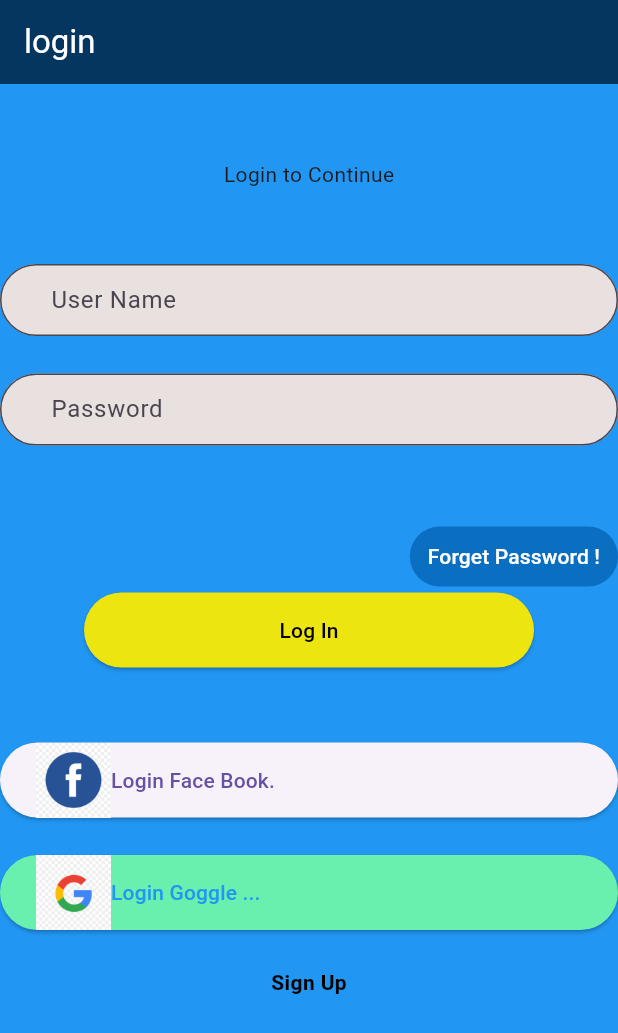
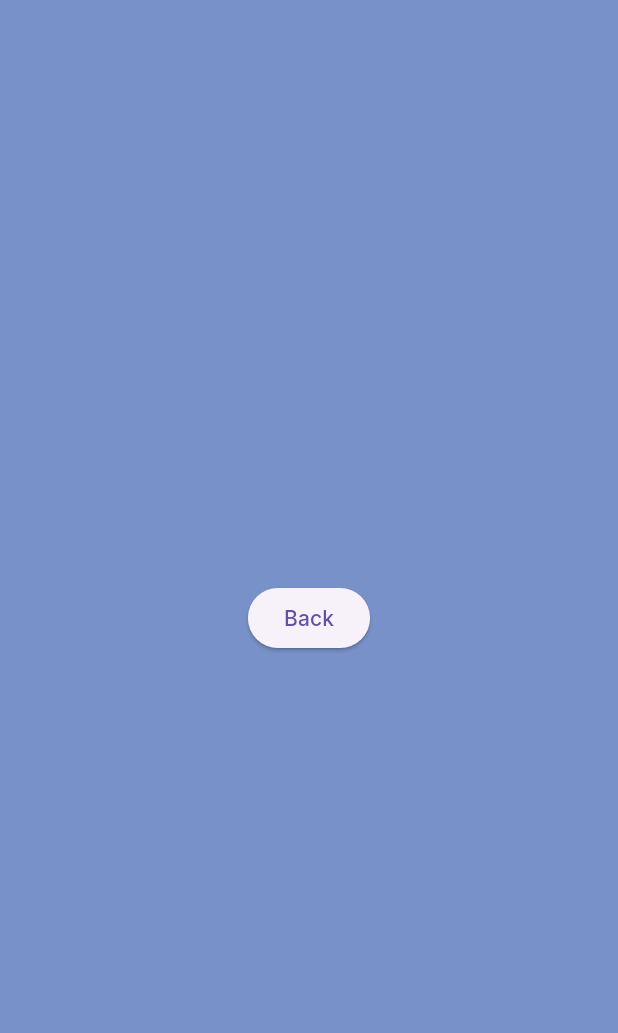
Before and after one commit to hadighoreishi/login_page, a Flutter app: the screen it shows after launch, after a tap on "Log In", on a phone screen of 412 x 824 dp. Shown: the top 1033 px of the screen. Run offline on Flutter 3.47's test engine with Material 3 defaults, Android fonts, the phone set to English and light mode, and no system bars.

Commit message:
add route & home page

```diff
--- a/lib/login_page.dart
+++ /dev/null
@@ -1,141 +0,0 @@
-import 'package:flutter/material.dart';
-
-class Login_page extends StatelessWidget {
-  Login_page({super.key});
-
-  @override
-  Widget build(BuildContext context) {
-    return Scaffold(
-      backgroundColor: Colors.blue,
-      appBar: AppBar(
-        backgroundColor: const Color.fromARGB(255, 4, 54, 96),
-        title: Text(
-          "login",
-          style: TextStyle(color: Colors.white),
-        ),
-      ),
-      // set colum widget in the center of screen
-
-      body: Center(
-        child: Column(
-          mainAxisAlignment: MainAxisAlignment.start,
-          children: [
-            SizedBox(
-              width: 50,
-              height: 50,
-            ),
-            Text('Login to Continue'),
-            SizedBox(
-              width: 50,
-              height: 50,
-            ),
-            TextField(
-              decoration: InputDecoration(
-                hintText: 'User Name',
-                border: OutlineInputBorder(
-                  borderSide: BorderSide(color: Colors.white),
-                  borderRadius: BorderRadius.all(Radius.circular(50)),
-                ),
-                filled: true,
-                fillColor: const Color.fromARGB(255, 233, 224, 224),
-                contentPadding:
-                    EdgeInsets.symmetric(horizontal: 30), // shift text right
-              ),
-            ),
-            SizedBox(
-              width: 50,
-              height: 25,
-            ),
-            TextField(
-              decoration: InputDecoration(
-                  hintText: 'Password',
-                  border: OutlineInputBorder(
-                    borderSide: BorderSide(color: Colors.white),
-                    borderRadius: BorderRadius.all(Radius.circular(50)),
-                  ),
-                  filled: true,
-                  fillColor: Color.fromARGB(255, 233, 224, 224),
-                  contentPadding: EdgeInsets.symmetric(horizontal: 30)),
-            ),
-            SizedBox(
-              width: 50,
-              height: 50,
-            ),
-            Align(
-              alignment: Alignment.centerRight,
-              child: TextButton(
-                onPressed: () {},
-                style: TextButton.styleFrom(
-                  foregroundColor: Colors.white,
-                  backgroundColor: const Color.fromARGB(255, 11, 111, 193),
-                ),
-                child: Text('Forget Password !'),
-              ),
-            ),
-            SizedBox(
-              width: 300,
-              height: 50,
-              child: ElevatedButton(
-                onPressed: () {
-                  debugPrint('elevator ');
-                },
-                style: ElevatedButton.styleFrom(
-                    backgroundColor: const Color.fromARGB(255, 237, 229, 16),
-                    iconColor: Colors.black
-                    // Set the background color to light blue
-                    ),
-                child: const Text(
-                  "Log In",
-                  style: TextStyle(color: Colors.black),
-                ),
-              ),
-            ),
-            SizedBox(
-              width: 50,
-              height: 50,
-            ),
-            ElevatedButton(
-              onPressed: () {},
-              child: Row(
-                children: [
-                  Image.asset(
-                    'assets/images/facebook.png',
-                    width: 50,
-                    height: 50,
-                  ),
-                  Text('Login Face Book.')
-                ],
-              ),
-            ),
-            SizedBox(
-              height: 25,
-            ),
-            ElevatedButton(
-              style: ElevatedButton.styleFrom(
-                backgroundColor: Colors.greenAccent,
-                foregroundColor: Colors.blue,
-              ),
-              onPressed: () {},
-              child: Row(
-                children: [
-                  Image.asset(
-                    'assets/images/google.png',
-                    width: 50,
-                    height: 50,
-                  ),
-                  Text('Login Goggle ...'),
-                ],
-              ),
-            ),
-            SizedBox(
-              height: 25,
-            ),
-            Text('Sign Up',
-                style: TextStyle(
-                    color: Colors.black, fontWeight: FontWeight.bold)),
-          ],
-        ),
-      ),
-    );
-  }
-}
--- a/lib/main.dart
+++ b/lib/main.dart
@@ -1,5 +1,7 @@
 import 'package:flutter/material.dart';
-import 'package:login_page/login_page.dart';
+import 'package:login_page/pages/login_page.dart';
+import 'styles/app_colors.dart';
+import 'pages/home_page.dart';
 
 void main() {
   runApp(const MyApp());
@@ -12,7 +14,14 @@ class MyApp extends StatelessWidget {
   @override
   Widget build(BuildContext context) {
     return MaterialApp(
-      home: Login_page(),
+      theme: ThemeData(
+          fontFamily: 'Schyler', scaffoldBackgroundColor: AppColors.background),
+      // home: Login_page(),
+      initialRoute: "/",
+      routes: {
+        "/": (context) => LoginPage(),
+        "/home": (context) => HomePage(),
+      },
     );
   }
 }
--- /dev/null
+++ b/lib/pages/home_page.dart
@@ -0,0 +1,19 @@
+import 'package:flutter/material.dart';
+
+class HomePage extends StatelessWidget {
+  HomePage({super.key});
+
+  @override
+  Widget build(BuildContext context) {
+    return Scaffold(
+      body: Center(
+        child: ElevatedButton(
+          onPressed: () {
+            Navigator.of(context).pushNamed('/');
+          },
+          child: Text('Back'),
+        ),
+      ),
+    );
+  }
+}
--- /dev/null
+++ b/lib/pages/login_page.dart
@@ -0,0 +1,172 @@
+import 'package:flutter/material.dart';
+import 'home_page.dart';
+
+class LoginPage extends StatelessWidget {
+  LoginPage({super.key});
+
+  @override
+  Widget build(BuildContext context) {
+    return Scaffold(
+      //  backgroundColor: const Color.fromRGBO(33, 150, 243, 1),
+      appBar: AppBar(
+        backgroundColor: const Color.fromARGB(255, 19, 157, 46),
+        title: Text(
+          "login",
+          style: TextStyle(color: Colors.white),
+        ),
+      ),
+      // set colum widget in the center of screen
+
+      body: SingleChildScrollView(
+        child: SizedBox(
+          height: MediaQuery.of(context)
+              .size
+              .height, // Make height of screen dynamic
+          child: Center(
+            child: Padding(
+              padding: const EdgeInsets.all(15),
+              child: Column(
+                mainAxisAlignment: MainAxisAlignment.start,
+                children: [
+                  //    Spacer(),
+                  SizedBox(
+                    width: 50,
+                    height: 50,
+                  ),
+                  Text('Login to Continue'),
+                  SizedBox(
+                    width: 50,
+                    height: 50,
+                  ),
+                  TextField(
+                    decoration: InputDecoration(
+                      hintText: 'User Name',
+                      border: OutlineInputBorder(
+                        borderSide: BorderSide(color: Colors.white),
+                        borderRadius: BorderRadius.all(Radius.circular(50)),
+                      ),
+                      filled: true,
+                      fillColor: const Color.fromARGB(255, 233, 224, 224),
+                      contentPadding: EdgeInsets.symmetric(
+                          horizontal: 30), // shift text right
+                    ),
+                  ),
+                  SizedBox(
+                    width: 50,
+                    height: 25,
+                  ),
+                  TextField(
+                    decoration: InputDecoration(
+                        hintText: 'Password',
+                        border: OutlineInputBorder(
+                          borderSide: BorderSide(color: Colors.white),
+                          borderRadius: BorderRadius.all(Radius.circular(50)),
+                        ),
+                        filled: true,
+                        fillColor: Color.fromARGB(255, 233, 224, 224),
+                        contentPadding: EdgeInsets.symmetric(horizontal: 30)),
+                  ),
+                  SizedBox(
+                    width: 50,
+                    height: 50,
+                  ),
+                  Align(
+                    alignment: Alignment.centerRight,
+                    child: TextButton(
+                      onPressed: () {},
+                      style: TextButton.styleFrom(
+                        foregroundColor: Colors.white,
+                        backgroundColor:
+                            const Color.fromARGB(255, 11, 111, 193),
+                      ),
+                      child: Text('Forget Password !'),
+                    ),
+                  ),
+                  SizedBox(
+                    width: double.infinity,
+                    height: 50,
+                    child: ElevatedButton(
+                      onPressed: () {
+                        Navigator.of(context).push(MaterialPageRoute(
+                            builder: (context) => HomePage()));
+                      },
+                      style: ElevatedButton.styleFrom(
+                          backgroundColor:
+                              const Color.fromARGB(255, 237, 229, 16),
+                          iconColor: Colors.black
+                          // Set the background color to light blue
+                          ),
+                      child: Text(
+                        "Log In",
+                        style: TextStyle(color: Colors.black),
+                      ),
+                    ),
+                  ),
+                  SizedBox(
+                    width: 50,
+                    height: 50,
+                  ),
+                  SizedBox(
+                    width: 400,
+                    child: ElevatedButton(
+                      onPressed: () {},
+                      child: Row(
+                        mainAxisAlignment: MainAxisAlignment.center,
+                        children: [
+                          Image.asset(
+                            'assets/images/facebook.png',
+                            width: 50,
+                            height: 50,
+                          ),
+                          Text('Login Face Book.'),
+                        ],
+                      ),
+                    ),
+                  ),
+                  SizedBox(
+                    height: 25,
+                  ),
+                  SizedBox(
+                    width: 400,
+                    child: ElevatedButton(
+                      style: ElevatedButton.styleFrom(
+                        backgroundColor: Colors.greenAccent,
+                        foregroundColor: Colors.blue,
+                      ),
+                      onPressed: () {},
+                      child: Row(
+                        mainAxisAlignment: MainAxisAlignment.center,
+                        children: [
+                          Image.asset(
+                            'assets/images/google.png',
+                            width: 50,
+                            height: 50,
+                          ),
+                          Text('Login Goggle ...'),
+                        ],
+                      ),
+                    ),
+                  ),
+                  SizedBox(
+                    height: 25,
+                  ),
+                  Row(
+                    mainAxisAlignment: MainAxisAlignment.center,
+                    children: [
+                      Text('Sign Up',
+                          style: TextStyle(
+                            color: Colors.black,
+                            fontWeight: FontWeight.w900,
+                            fontFamily: 'assets/font/your_font.ttf',
+                          )),
+                    ],
+                  ),
+                ],
+              ),
+            ),
+          ),
+        ),
+      ),
+    );
+  }
+}
--- /dev/null
+++ b/lib/styles/app_colors.dart
@@ -0,0 +1,5 @@
+import 'package:flutter/material.dart';
+
+class AppColors {
+  static const background = Color.fromARGB(188, 72, 106, 180); // Replace 0xFF00FFFF with the desired color value
+}
```
Also changed, not shown: pubspec.yaml (+6 -6 lines), assets/fonts/Inter-Italic-VariableFont_opsz,wght.ttf (added), assets/fonts/Inter-VariableFont_opsz,wght.ttf (added).
